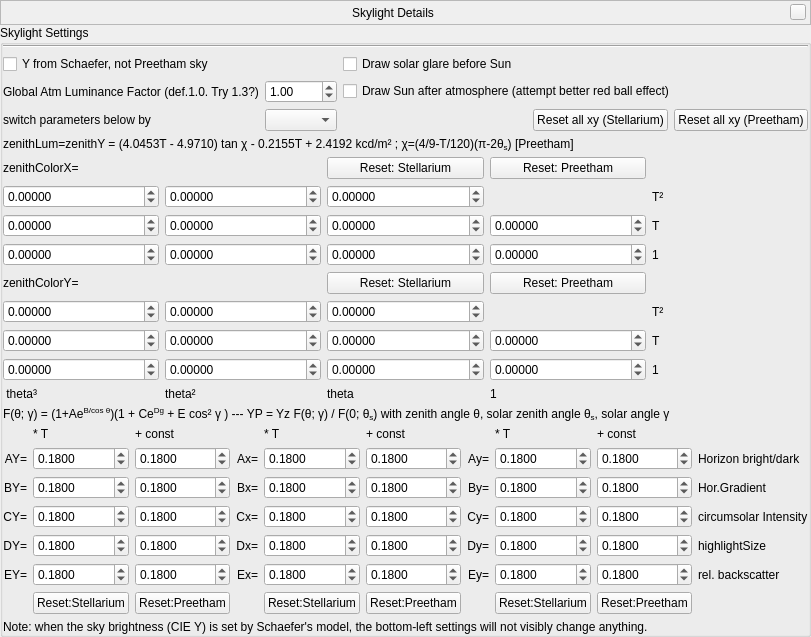
Before: the Qt Designer form src/gui/skylightDialog.ui in Stellarium/stellarium, drawn with Qt 5.
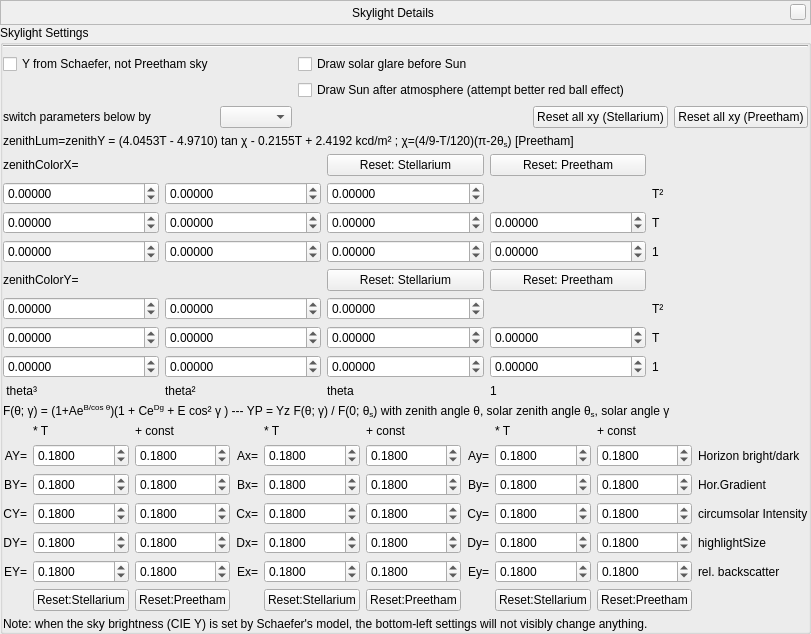
After: the same form once the commit is applied. Custom widgets are drawn as their Qt base class.

Commit message: Remove an arbitrary tweaking factor - modifying tonemapping parameters does the same

The edit to the form file:
```diff
--- a/src/gui/skylightDialog.ui
+++ b/src/gui/skylightDialog.ui
@@ -168,19 +168,6 @@
           </property>
          </widget>
         </item>
-        <item row="2" column="1">
-         <widget class="QDoubleSpinBox" name="doubleSpinBox_globalBrightness">
-          <property name="maximum">
-           <double>2.500000000000000</double>
-          </property>
-          <property name="singleStep">
-           <double>0.010000000000000</double>
-          </property>
-          <property name="value">
-           <double>1.000000000000000</double>
-          </property>
-         </widget>
-        </item>
         <item row="2" column="2">
          <widget class="QCheckBox" name="checkBox_drawSunAfterAtmosphere">
           <property name="text">
@@ -232,13 +219,6 @@
           </item>
          </layout>
         </item>
-        <item row="2" column="0">
-         <widget class="QLabel" name="label_33">
-          <property name="text">
-           <string>Global Atm Luminance Factor (def.1.0. Try 1.3?)</string>
-          </property>
-         </widget>
-        </item>
         <item row="1" column="0">
          <widget class="QCheckBox" name="checkBox_Schaefer">
           <property name="toolTip">
```
Left out of the diff: 5 changed lines with no effect on the pictures. The commit also changes 3 other files.
